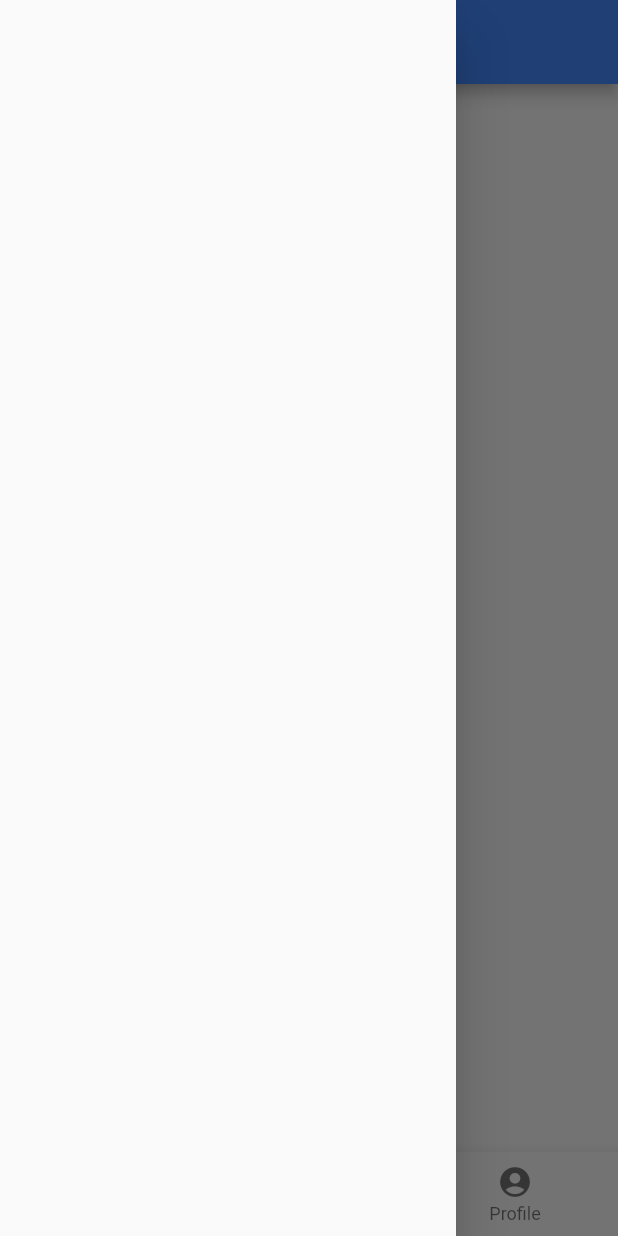
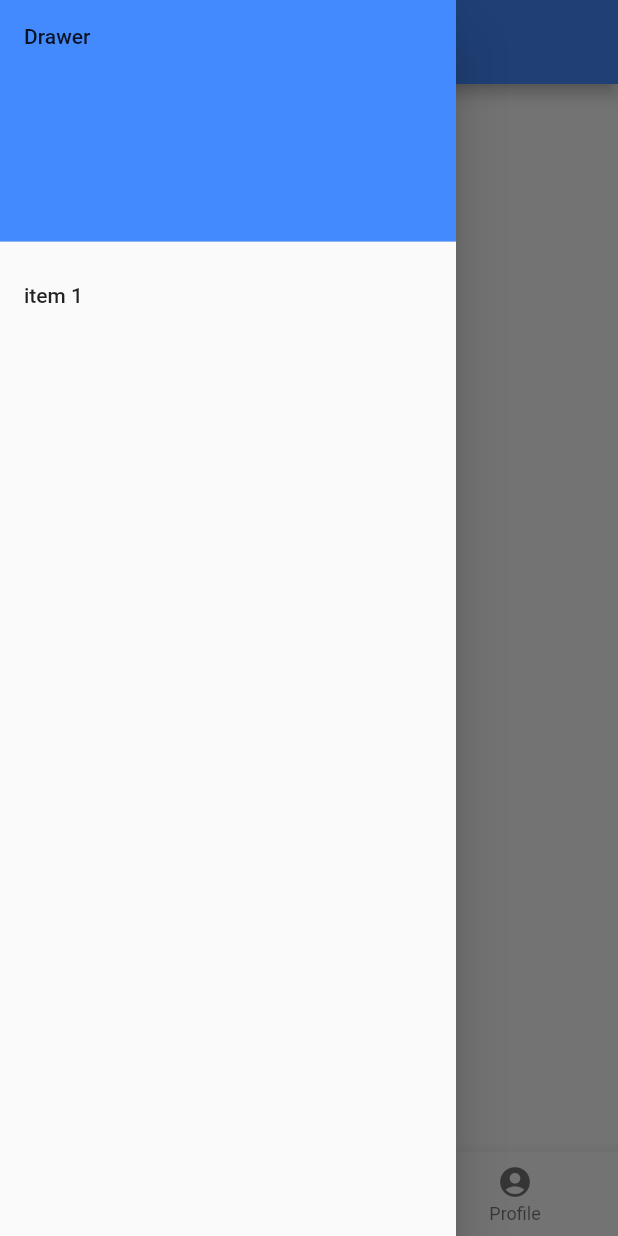
Before and after one commit to francisquinn/student_app, a Flutter app: the Home screen opened by its route, with the side drawer open, on a phone screen of 412 x 824 dp. Run offline on Flutter 3.47's test engine with Material 2 defaults, Android fonts, the phone set to English and light mode, and no system bars; network calls fail.

Commit message:
- Added bottom navigation slider - Created the Teacher class page - Move the grades and profile page to their own files - updated the checklist.txt

```diff
--- a/lib/main.dart
+++ b/lib/main.dart
@@ -8,7 +8,7 @@ import 'package:student_app/model/api.dart';
 
 void main() => runApp(MaterialApp(
 
-  initialRoute: '/',
+  initialRoute: '/home',
   routes: {
 
     '/' : (context) => Login(),
--- /dev/null
+++ b/lib/model/Teacher.dart
@@ -0,0 +1,6 @@
+class Teacher{
+  final String firstName;
+  final String surname;
+
+  Teacher(this.firstName, this.surname);
+}
--- a/lib/pages/home.dart
+++ b/lib/pages/home.dart
@@ -2,6 +2,8 @@ import 'package:flutter/material.dart';
 import 'package:student_app/model/api.dart';
 import 'package:student_app/pages/student_page.dart';
 import 'package:flutter/cupertino.dart';
+import 'package:student_app/pages/grades.dart';
+import 'package:student_app/pages/profile.dart';
 
 class Home extends StatefulWidget {
   @override
@@ -9,11 +11,13 @@ class Home extends StatefulWidget {
 }
 
 int _selectedIndex = 0;
-List<Widget> _widgetOptions = <Widget>[
-  StudentList(),
-  GradePage(),
-  ProfilePage(),
-];
+List<BottomNavigationBarItem> bottomNavigationPages (){
+  return [
+  BottomNavigationBarItem(icon: Icon(Icons.home), title: Text('Home')),
+  BottomNavigationBarItem(icon: Icon(Icons.bookmark), title: Text('Grades')),
+  BottomNavigationBarItem(icon: Icon(Icons.account_circle), title: Text('Profile')),
+  ];
+}
 
 class _HomeState extends State<Home> {
   @override
@@ -26,30 +30,62 @@ class _HomeState extends State<Home> {
       drawer: Drawer(
         child: StudentDrawer(),
       ),
-      body: _widgetOptions.elementAt(_selectedIndex),
+      body: buildPageView(),
       bottomNavigationBar: BottomNavigationBar(
-        items: <BottomNavigationBarItem>[
-          BottomNavigationBarItem(icon: Icon(Icons.home), title: Text('Home')),
-          BottomNavigationBarItem(
-              icon: Icon(Icons.bookmark), title: Text('Grades')),
-          BottomNavigationBarItem(
-              icon: Icon(Icons.account_circle), title: Text('Profile')),
-        ],
+        items: bottomNavigationPages(),
         currentIndex: _selectedIndex,
         selectedItemColor: Colors.blueAccent,
-        onTap: _onItemTapped,
+        //onTap: _onItemTapped,
+        onTap: (index) {
+          bottomTapped(index);
+        },
       ),
     );
   }
 
-  void _onItemTapped(int index) {
+  // PageController to manage the sliding pages
+  PageController pageController = PageController(
+    initialPage: 0,
+    keepPage: true,
+  );
+
+  // build the page that the controller is on
+  Widget buildPageView() {
+    return PageView(
+      controller: pageController,
+      onPageChanged: (index) {
+        pageChanged(index);
+      },
+      children: <Widget>[
+        HomePage(),
+        GradePage(),
+        ProfilePage(),
+      ],
+    );
+  }
+
+  @override
+  void initState() {
+    super.initState();
+  }
+
+  void pageChanged(int index) {
     setState(() {
       _selectedIndex = index;
     });
   }
+
+  // slide animation when icon is tapped
+  void bottomTapped(int index) {
+    setState(() {
+      _selectedIndex = index;
+      pageController.animateToPage(index, duration: Duration(milliseconds: 500), curve: Curves.ease);
+    });
+  }
 }
 
-class StudentList extends StatelessWidget {
+// Home page
+class HomePage extends StatelessWidget {
   @override
   Widget build(BuildContext context) {
     return Container(
@@ -77,7 +113,7 @@ class StudentList extends StatelessWidget {
                         onTap: () {
                           Navigator.push(
                               context,
-                              MaterialPageRoute(
+                              CupertinoPageRoute(
                                   builder: (context) =>
                                       StudentPage(snapshot.data[index])));
                         }),
@@ -91,60 +127,11 @@ class StudentList extends StatelessWidget {
     );
   }
 }
-
-class ProfilePage extends StatelessWidget {
-  @override
-  Widget build(BuildContext context) {
-    return Container(
-      child: Center(
-        child: Text('Profile Page'),
-      ),
-    );
-  }
-}
-
-class GradePage extends StatelessWidget {
-  @override
-  Widget build(BuildContext context) {
-    return Container(
-      child: Center(
-        child: Text('Grade Page'),
-      ),
-    );
-  }
-}
-
+// drawer slider
 class StudentDrawer extends StatelessWidget {
   @override
   Widget build(BuildContext context) {
     return ListView(
-      children: <Widget>[
-        FutureBuilder(
-          future: getStudent(), // get teacher
-          builder: (context, snapshot){
-          DrawerHeader(
-            child: Text('Drawer'),
-            decoration: BoxDecoration(
-              color: Colors.blueAccent,
-            ),
-          );
-          ListTile(
-            title: Text('item 1'),
-            onTap: () {
-              Navigator.push(context,
-                  CupertinoPageRoute(builder: (context) => ProfilePage()));
-            },
-
-          );
-          },
-        ),
-      ],
-    );
-  }
-}
-
-/*
-return ListView(
       children: <Widget>[
         DrawerHeader(
           child: Text('Drawer'),
@@ -155,11 +142,11 @@ return ListView(
         ListTile(
           title: Text('item 1'),
           onTap: () {
-
             Navigator.push(context,
                 CupertinoPageRoute(builder: (context) => ProfilePage()));
           },
         ),
       ],
     );
-    */
+  }
+}
```
Also changed, not shown: checklist.txt (+13 -0 lines), lib/model/api.dart (+8 -7 lines), lib/pages/grades.dart (added, +17 -0 lines), lib/pages/profile.dart (added, +17 -0 lines), pubspec.lock.
